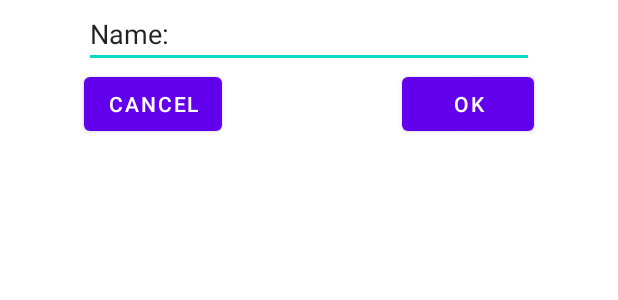
After one commit to Charepo-2023/Charepo, an Android app: the layout folder_popup.xml on its own in the app's theme, with its tools: preview values and no code run, on a phone screen of 412 x 824 dp. The commit adds this screen. Shown: the top 300 px of the screen. Run offline under Robolectric (Android 15) with nearby library versions, the light colour scheme and no system bars.

Commit message:
Folder Access, missing add folder functionality

```diff
--- a/app/build.gradle
+++ b/app/build.gradle
@@ -9,7 +9,7 @@ android {
 
     defaultConfig {
         applicationId "com.example.charepo"
-        minSdk 28
+        minSdk 30
         targetSdk 33
         versionCode 1
         versionName "1.0"
@@ -38,6 +38,8 @@ dependencies {
     implementation 'androidx.appcompat:appcompat:1.6.1'
     implementation 'com.google.android.material:material:1.8.0'
     implementation 'androidx.constraintlayout:constraintlayout:2.1.4'
+    implementation 'androidx.core:core-ktx:1.9.0'
+    implementation 'androidx.core:core-ktx:1.9.0'
     testImplementation 'junit:junit:4.13.2'
     androidTestImplementation 'androidx.test.ext:junit:1.1.5'
     androidTestImplementation 'androidx.test.espresso:espresso-core:3.5.1'
--- /dev/null
+++ b/app/src/main/res/drawable/file.xml
@@ -0,0 +1,5 @@
+<vector android:autoMirrored="true" android:height="24dp"
+    android:tint="#A22121" android:viewportHeight="24"
+    android:viewportWidth="24" android:width="24dp" xmlns:android="http://schemas.android.com/apk/res/android">
+    <path android:fillColor="@android:color/white" android:pathData="M6,2c-1.1,0 -1.99,0.9 -1.99,2L4,20c0,1.1 0.89,2 1.99,2L18,22c1.1,0 2,-0.9 2,-2L20,8l-6,-6L6,2zM13,9L13,3.5L18.5,9L13,9z"/>
+</vector>
--- a/app/src/main/res/drawable/folder.xml
+++ /dev/null
@@ -1,4 +0,0 @@
-<?xml version="1.0" encoding="utf-8"?>
-<selector xmlns:android="http://schemas.android.com/apk/res/android">
-
-</selector>
--- /dev/null
+++ b/app/src/main/res/layout/folder_popup.xml
@@ -0,0 +1,34 @@
+<?xml version="1.0" encoding="utf-8"?>
+<androidx.constraintlayout.widget.ConstraintLayout xmlns:android="http://schemas.android.com/apk/res/android"
+    xmlns:app="http://schemas.android.com/apk/res-auto"
+    xmlns:tools="http://schemas.android.com/tools"
+    android:layout_width="match_parent"
+    android:layout_height="wrap_content">
+
+    <EditText
+        android:id="@+id/name_input"
+        android:layout_width="300dp"
+        android:layout_height="wrap_content"
+        android:ems="10"
+        android:inputType="textPersonName"
+        android:text="Name:"
+        app:layout_constraintEnd_toEndOf="parent"
+        app:layout_constraintStart_toStartOf="parent"
+        app:layout_constraintTop_toTopOf="parent" />
+
+    <Button
+        android:id="@+id/ok_button"
+        android:layout_width="wrap_content"
+        android:layout_height="wrap_content"
+        android:text="Cancel"
+        app:layout_constraintStart_toStartOf="@+id/name_input"
+        app:layout_constraintTop_toBottomOf="@+id/name_input" />
+
+    <Button
+        android:id="@+id/cancel_button"
+        android:layout_width="wrap_content"
+        android:layout_height="wrap_content"
+        android:text="ok"
+        app:layout_constraintEnd_toEndOf="@+id/name_input"
+        app:layout_constraintTop_toBottomOf="@+id/name_input" />
+</androidx.constraintlayout.widget.ConstraintLayout>
--- a/app/src/main/res/menu/bottom_navigation_tabs.xml
+++ b/app/src/main/res/menu/bottom_navigation_tabs.xml
@@ -13,7 +13,8 @@
         android:enabled="true"
         android:title="Home"
         android:icon="@drawable/home"
-        app:showAsAction="ifRoom" />
+        app:showAsAction="ifRoom"
+        />
 
     <item
         android:id="@+id/profile_tab"
--- a/build.gradle
+++ b/build.gradle
@@ -1,6 +1,6 @@
 // Top-level build file where you can add configuration options common to all sub-projects/modules.
 plugins {
-    id 'com.android.application' version '7.3.1' apply false
-    id 'com.android.library' version '7.3.1' apply false
-    id 'org.jetbrains.kotlin.android' version '1.7.20' apply false
+    id 'com.android.application' version '7.4.0' apply false
+    id 'com.android.library' version '7.4.2' apply false
+    id 'org.jetbrains.kotlin.android' version '1.8.20' apply false
 }
```
Also changed, not shown: app/src/main/AndroidManifest.xml (+12 -3 lines), app/src/main/java/com/example/charepo/FileList.kt (added, +31 -0 lines), app/src/main/java/com/example/charepo/FileListAdapter.kt (added, +50 -0 lines), app/src/main/java/com/example/charepo/MainActivity.kt (+84 -0 lines), app/src/main/res/layout/activity_file_list.xml (added, +9 -0 lines), app/src/main/res/layout/folder_item.xml (+21 -2 lines), app/src/main/res/layout/home_page.xml (+16 -14 lines), app/src/main/res/layout/login_page.xml (added, +67 -0 lines), 392 other files.
